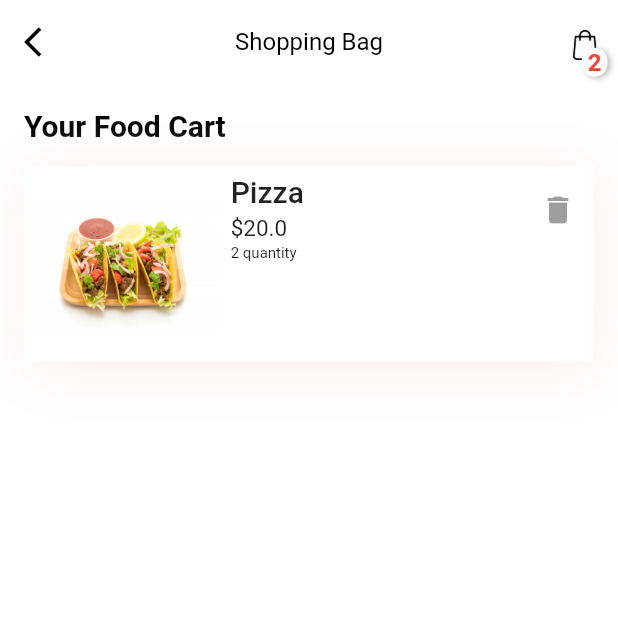
After one commit to joinmywave/FoodDelivery, a Flutter app: the screen it shows after launch, after a tap on "Bag", on a phone screen of 412 x 824 dp, the top half of it. The commit adds this screen. Run offline on Flutter 3.47's test engine with Material 2 defaults, Android fonts, the phone set to English and light mode, and no system bars; our stand-ins replace carousel_pro.

Commit message:
Shopping cart with custom listitem

```diff
--- /dev/null
+++ b/food_delivery/lib/screens/cart.dart
@@ -0,0 +1,219 @@
+import 'package:flutter/material.dart';
+import 'package:food_delivery/helpers/style.dart';
+import 'package:food_delivery/models/product.dart';
+import 'package:food_delivery/widgets/custom_text.dart';
+
+class Cart extends StatefulWidget {
+  Cart({Key key}) : super(key: key);
+
+  @override
+  _CartState createState() => _CartState();
+}
+
+class _CartState extends State<Cart> {
+  Product product = Product(
+      name: "Pizza",
+      price: 20.0,
+      rating: 4.3,
+      vendor: "Papa's Pizza",
+      favourite: false,
+      image: "5.jpg");
+  @override
+  Widget build(BuildContext context) {
+    return Scaffold(
+      appBar: AppBar(
+        iconTheme: IconThemeData(color: black),
+        leading: IconButton(
+          icon: Icon(
+            Icons.arrow_back_ios,
+            color: black,
+          ),
+          onPressed: null,
+        ),
+        backgroundColor: white,
+        elevation: 0,
+        centerTitle: true,
+        title: CustomText(
+          text: "Shopping Bag",
+        ),
+        actions: <Widget>[
+          Padding(
+            padding: const EdgeInsets.only(top: 8.0),
+            child: Stack(
+              children: <Widget>[
+                Padding(
+                  padding: const EdgeInsets.all(12.0),
+                  child: Image.asset(
+                    "images/shopping-bag.png",
+                    width: 20,
+                    height: 20,
+                  ),
+                ),
+                Positioned(
+                  right: 7,
+                  bottom: 5,
+                  child: Container(
+                      decoration: BoxDecoration(
+                          color: white,
+                          borderRadius: BorderRadius.circular(10),
+                          boxShadow: [
+                            BoxShadow(
+                              color: Colors.grey[400],
+                              offset: Offset(2, 1),
+                              blurRadius: 3,
+                            )
+                          ]),
+                      child: Padding(
+                        padding: const EdgeInsets.only(left: 4.0, right: 4.0),
+                        child: CustomText(
+                          text: "2",
+                          color: red,
+                          size: 16,
+                          weight: FontWeight.bold,
+                        ),
+                      )),
+                )
+              ],
+            ),
+          ),
+        ],
+      ),
+      backgroundColor: white,
+      body: Padding(
+        padding: const EdgeInsets.all(8.0),
+        child: Column(
+          mainAxisAlignment: MainAxisAlignment.start,
+          children: [
+            Padding(
+              padding: const EdgeInsets.all(8.0),
+              child: Align(
+                alignment: Alignment.topLeft,
+                child: CustomText(
+                  text: "Your Food Cart",
+                  size: 20,
+                  weight: FontWeight.w600,
+                ),
+              ),
+            ),
+            Container(
+              height: 300,
+              child: ListView.builder(
+                itemCount: 1,
+                itemBuilder: (BuildContext context, int index) {
+                  return Padding(
+                    padding: const EdgeInsets.all(8.0),
+                    child: Container(
+                      decoration: BoxDecoration(
+                        color: white,
+                        boxShadow: [
+                          BoxShadow(
+                              color: Colors.red[50],
+                              offset: Offset(3, 5),
+                              blurRadius: 30),
+                        ],
+                      ),
+                      child: CustomListItem(
+                        thumbnail: Image.asset(
+                          "images/${product.image}",
+                          height: 120,
+                          width: 120,
+                        ),
+                        title: product.name,
+                        price: "\$" + product.price.toString(),
+                        quantity: 2,
+                      ),
+                    ),
+                  );
+                },
+              ),
+            ),
+          ],
+        ),
+      ),
+    );
+  }
+}
+
+class CustomListItem extends StatelessWidget {
+  const CustomListItem({
+    this.thumbnail,
+    this.title,
+    this.price,
+    this.quantity,
+  });
+
+  final Widget thumbnail;
+  final String title;
+  final String price;
+  final int quantity;
+
+  @override
+  Widget build(BuildContext context) {
+    return Padding(
+      padding: const EdgeInsets.symmetric(vertical: 5.0),
+      child: Row(
+        crossAxisAlignment: CrossAxisAlignment.start,
+        children: <Widget>[
+          Expanded(
+            flex: 2,
+            child: thumbnail,
+          ),
+          Expanded(
+            flex: 3,
+            child: _ProductDescription(
+              title: title,
+              price: price,
+              quantity: quantity,
+            ),
+          ),
+          const IconButton(
+            icon: Icon(Icons.delete),
+            onPressed: null,
+          ),
+        ],
+      ),
+    );
+  }
+}
+
+class _ProductDescription extends StatelessWidget {
+  const _ProductDescription({
+    Key key,
+    this.title,
+    this.price,
+    this.quantity,
+  }) : super(key: key);
+
+  final String title;
+  final String price;
+  final int quantity;
+
+  @override
+  Widget build(BuildContext context) {
+    return Padding(
+      padding: const EdgeInsets.fromLTRB(5.0, 0.0, 0.0, 0.0),
+      child: Column(
+        crossAxisAlignment: CrossAxisAlignment.start,
+        children: <Widget>[
+          Text(
+            title,
+            style: const TextStyle(
+              fontWeight: FontWeight.w500,
+              fontSize: 20.0,
+            ),
+          ),
+          const Padding(padding: EdgeInsets.symmetric(vertical: 2.0)),
+          Text(
+            price,
+            style: const TextStyle(fontSize: 15.0),
+          ),
+          const Padding(padding: EdgeInsets.symmetric(vertical: 1.0)),
+          Text(
+            '$quantity quantity',
+            style: const TextStyle(fontSize: 10.0),
+          ),
+        ],
+      ),
+    );
+  }
+}
--- a/food_delivery/lib/screens/home.dart
+++ b/food_delivery/lib/screens/home.dart
@@ -1,10 +1,13 @@
 import 'package:flutter/material.dart';
+import 'package:food_delivery/helpers/screen_navigation.dart';
 import 'package:food_delivery/helpers/style.dart';
 import 'package:food_delivery/widgets/botttom_navigation_icon.dart';
 import 'package:food_delivery/widgets/categories.dart';
 import 'package:food_delivery/widgets/custom_text.dart';
 import 'package:food_delivery/widgets/featured_food.dart';
 import 'package:food_delivery/widgets/popular_food.dart';
+
+import 'cart.dart';
 
 class Home extends StatefulWidget {
   Home({Key key}) : super(key: key);
@@ -107,9 +110,17 @@ class _HomeState extends State<Home> {
           child: Row(
             mainAxisAlignment: MainAxisAlignment.spaceAround,
             children: [
-              BottomNavIcon(image: "home.png", name: "Home"),
+              BottomNavIcon(
+                image: "home.png",
+                name: "Home",
+              ),
               BottomNavIcon(image: "target.png", name: "Near By"),
-              BottomNavIcon(image: "shopping-bag.png", name: "Bag"),
+              BottomNavIcon(
+                  image: "shopping-bag.png",
+                  name: "Bag",
+                  onTap: () {
+                    navigateTo(context, Cart());
+                  }),
               BottomNavIcon(image: "avatar.png", name: "Account"),
             ],
           ),
--- a/food_delivery/lib/widgets/botttom_navigation_icon.dart
+++ b/food_delivery/lib/widgets/botttom_navigation_icon.dart
@@ -4,11 +4,14 @@ import 'package:food_delivery/widgets/custom_text.dart';
 class BottomNavIcon extends StatelessWidget {
   final String image;
   final String name;
+  final Function onTap;
 
-  const BottomNavIcon({this.image, this.name});
+  const BottomNavIcon({this.image, this.name, this.onTap});
   @override
   Widget build(BuildContext context) {
-    return Column(
+    return GestureDetector(
+      onTap: onTap ?? null,
+      child: Column(
         children: [
           Image.asset(
             "images/$image",
@@ -18,6 +21,7 @@ class BottomNavIcon extends StatelessWidget {
           SizedBox(height: 2),
           CustomText(text: name)
         ],
+      ),
     );
   }
 }
```
Lines whose indentation alone changed are shown as unchanged.
